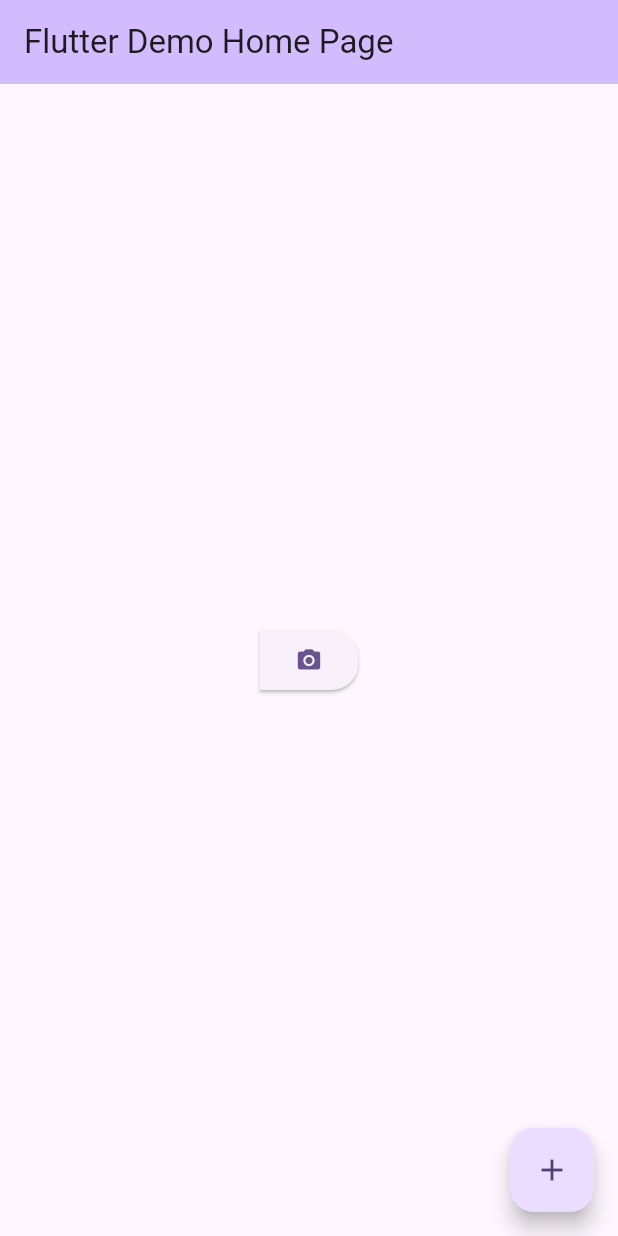
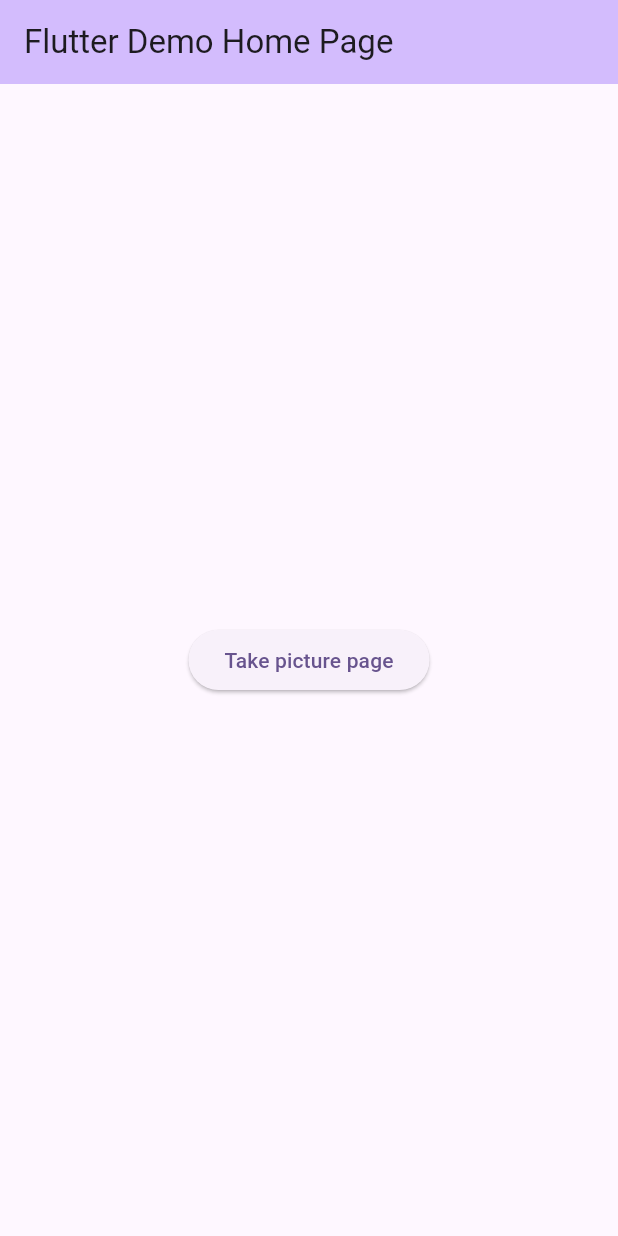
Before and after one commit to maerlynflagg/test_app, a Flutter app: the screen it shows after launch, on a phone screen of 412 x 824 dp. Run offline on Flutter 3.47's test engine with Material 2 defaults, Android fonts, the phone set to English and light mode, and no system bars; our stand-ins replace image_picker, local_auth.

Commit message:
take picture

```diff
--- a/lib/main.dart
+++ b/lib/main.dart
@@ -104,12 +104,6 @@ class _MyHomePageState extends State<MyHomePage> {
           );
         },
       ),
-
-      floatingActionButton: FloatingActionButton(
-        onPressed: _incrementCounter,
-        tooltip: 'Increment',
-        child: const Icon(Icons.add),
-      ), // This trailing comma makes auto-formatting nicer for build methods.
     );
   }
 
@@ -130,15 +124,10 @@ class _MyHomePageState extends State<MyHomePage> {
       // Center is a layout widget. It takes a single child and positions it
       // in the middle of the parent.
       child: ElevatedButton(
-        style: ButtonStyle(
-          shape: MaterialStateProperty.all<RoundedRectangleBorder>(const RoundedRectangleBorder(
-            borderRadius: BorderRadius.only(topRight: Radius.circular(18.0), bottomRight: Radius.circular(18.0)),
-          )),
-        ),
         onPressed: () {
           Navigator.of(context).pushNamed(SecondPage.routeName);
         },
-        child: const Icon(Icons.camera_alt),
+        child: const Text('Take picture page'),
       ),
     );
   }
```
